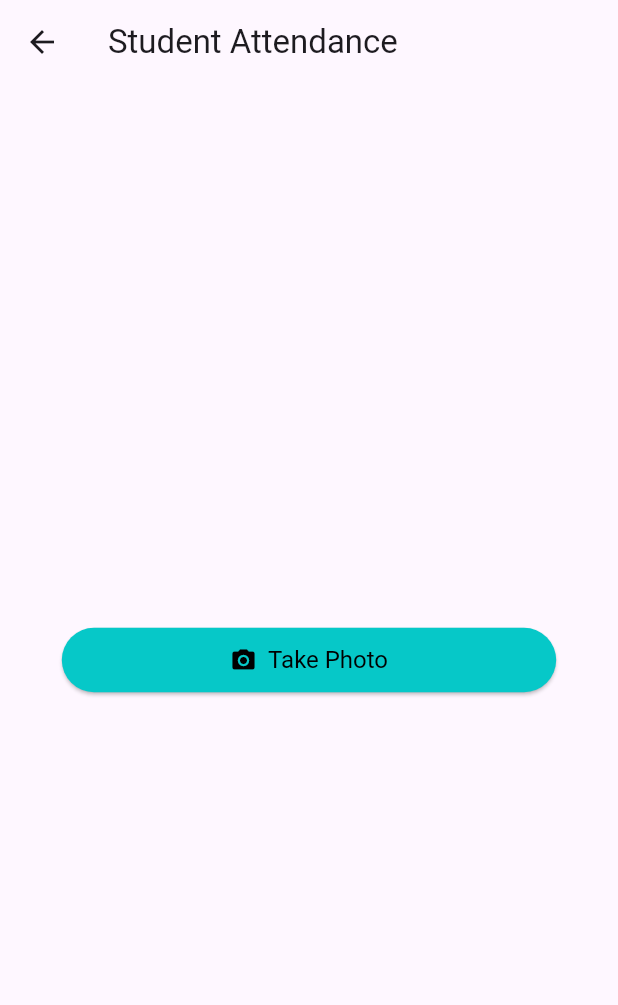
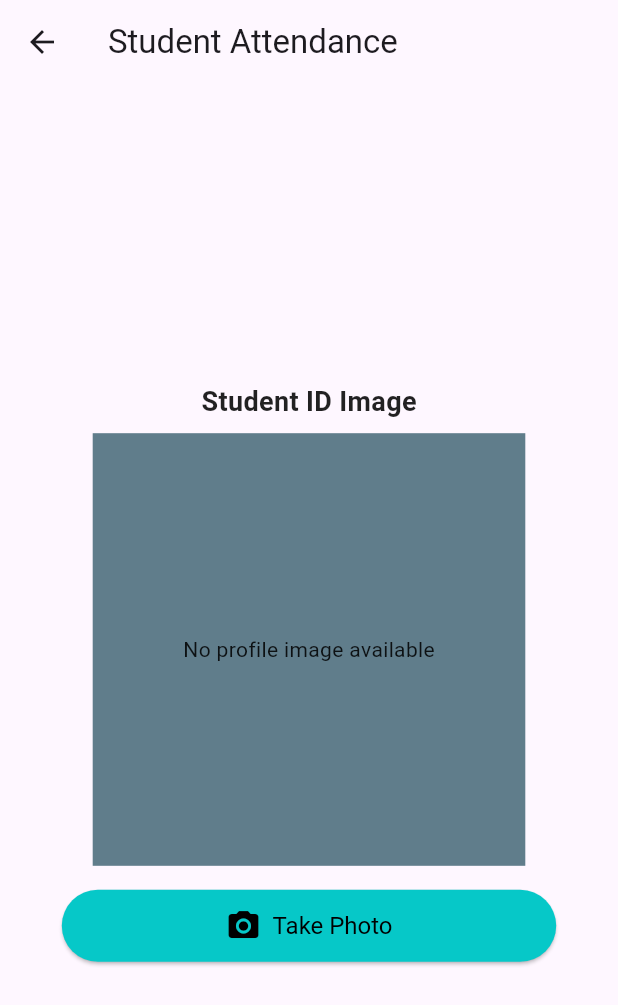
Before and after one commit to Mahfuz-00/bmet_attendance, a Flutter app: the AttendancePhotoScreen screen opened by its route, after a tap on "Take Photo", on a phone screen of 412 x 824 dp. Shown: the top 1005 px of the screen. Run offline on Flutter 3.47's test engine with Material 3 defaults, Android fonts, the phone set to English and light mode, and no system bars; our stand-ins replace flutter_image_compress, image_picker, shared_preferences; missing offline and left inert: pdfx, qr_code_scanner, read_pdf_text; accounts and stored records are empty.

Commit message:
Last Updated: 30th Jun 2025

```diff
--- a/lib/presentation/Screens/attendance_photo.dart
+++ b/lib/presentation/Screens/attendance_photo.dart
@@ -3,10 +3,12 @@ import 'package:image_picker/image_picker.dart';
 import 'package:http/http.dart' as http;
 import 'package:provider/provider.dart';
 import 'package:shared_preferences/shared_preferences.dart';
+import 'package:flutter_image_compress/flutter_image_compress.dart';
 import 'dart:typed_data';
 import '../../Common/Common/Config/Theme/app_colors.dart';
 import '../../Core/Core/Navigation/app_router.dart';
 import '../State Management/attendance_data_provider.dart';
+import 'package:http_parser/http_parser.dart';
 import 'dart:convert';
 
 class AttendancePhotoScreen extends StatefulWidget {
@@ -20,13 +22,50 @@ class _AttendancePhotoScreenState extends State<AttendancePhotoScreen> {
   Uint8List? _attendancePhoto;
   bool _isSubmitting = false;
 
+  Future<Uint8List?> _compressImage(Uint8List imageBytes, String imageType) async {
+    // Compressing the image to reduce size to under 5MB
+    Uint8List compressedBytes = imageBytes;
+    int quality = 85; // Initial quality (0-100)
+    const int maxSizeBytes = 5 * 1024 * 1024; // 5MB in bytes
+
+    print('Original $imageType size: ${compressedBytes.length / 1024 / 1024} MB');
+
+    while (compressedBytes.length > maxSizeBytes && quality > 10) {
+      compressedBytes = await FlutterImageCompress.compressWithList(
+        imageBytes,
+        minWidth: 1024, // Reduce resolution
+        minHeight: 1024,
+        quality: quality, // Adjust quality
+        format: imageType == 'profile' ? CompressFormat.png : CompressFormat.jpeg, // PNG for profile, JPEG for attendance
+      );
+      quality -= 10; // Reduce quality incrementally if still too large
+      print('Compressed $imageType size: ${compressedBytes.length / 1024 / 1024} MB, quality: $quality');
+    }
+
+    if (compressedBytes.length > maxSizeBytes) {
+      print('Warning: Could not compress $imageType below 5MB, current size: ${compressedBytes.length / 1024 / 1024} MB');
+      return null; // Return null if compression fails to meet size requirement
+    }
+
+    return compressedBytes;
+  }
+
   Future<void> _takePhoto() async {
     final picker = ImagePicker();
     final pickedFile = await picker.pickImage(source: ImageSource.camera);
     if (pickedFile != null) {
       final bytes = await pickedFile.readAsBytes();
+      // Compress the attendance photo
+      final compressedBytes = await _compressImage(bytes, 'attendance');
+      if (compressedBytes == null) {
+        ScaffoldMessenger.of(context).showSnackBar(
+          const SnackBar(content: Text('Failed to compress attendance photo below 5MB')),
+        );
+        return;
+      }
+
       setState(() {
-        _attendancePhoto = bytes;
+        _attendancePhoto = compressedBytes;
       });
     }
   }
@@ -51,22 +90,21 @@ class _AttendancePhotoScreenState extends State<AttendancePhotoScreen> {
       print('Profile Image: ${attendanceData.profileImages.isNotEmpty ? attendanceData.profileImages[0].image : 'No image'}');
       print('Attendance Photo bytes: ${_attendancePhoto!.length}, first bytes: ${_attendancePhoto!.sublist(0, 4)}');
 
-
       final prefs = await SharedPreferences.getInstance();
       final authToken = prefs.getString('auth_token');
       if (authToken == null || authToken.isEmpty) {
         throw Exception('Authentication token not found. Please log in again.');
       }
 
-
       final request = http.MultipartRequest(
         'POST',
-        Uri.parse('https://smartatn.touchandsolve.com/api/user/attendance'),
+        Uri.parse('http://qratn.alhadiexpress.com.bd/api/user/attendance'),
       );
 
       // Add Authorization header
       request.headers['Authorization'] = 'Bearer $authToken';
       print('AttendancePhoto: Authorization header set: Bearer $authToken');
+      request.headers['Content-Type'] = 'multipart/form-data';
 
       request.fields['name'] = attendanceData.extractedFields['Name'] ?? 'Not found';
       print('Fields: ${request.fields}');
@@ -122,25 +160,34 @@ class _AttendancePhotoScreenState extends State<AttendancePhotoScreen> {
           courseStartTime = courseTime;
         }
       }
-      request.fields['couse_start_time'] = courseStartTime;
+      request.fields['course_start_time'] = courseStartTime; // Fixed typo: 'couse' to 'course'
       print('Fields: ${request.fields}');
       request.fields['course_end_time'] = courseEndTime;
       print('Fields: ${request.fields}');
 
-      request.fields['institute_id'] = 'Not provided';
-      print('Fields: ${request.fields}');
-
-      // Validate profile image
+      // Validate and compress profile image
       if (attendanceData.profileImages.isNotEmpty) {
         final profileImage = attendanceData.profileImages[0].image;
         if (profileImage != null && profileImage.isNotEmpty) {
           // Check for PNG header (137, 80, 78, 71)
           if (profileImage.length >= 4 && profileImage[0] == 137 && profileImage[1] == 80 && profileImage[2] == 78 && profileImage[3] == 71) {
-            print('AttendancePhoto: Adding profile image, bytes: ${profileImage.length}, first bytes: ${profileImage.sublist(0, 4)}');
+            // Compress profile image
+            final compressedProfileImage = await _compressImage(profileImage, 'profile');
+            if (compressedProfileImage == null) {
+              ScaffoldMessenger.of(context).showSnackBar(
+                const SnackBar(content: Text('Failed to compress profile image below 5MB')),
+              );
+              setState(() {
+                _isSubmitting = false;
+              });
+              return;
+            }
+            print('AttendancePhoto: Adding profile image, bytes: ${compressedProfileImage.length}, first bytes: ${compressedProfileImage.sublist(0, 4)}');
             request.files.add(http.MultipartFile.fromBytes(
-              'photo',
-              profileImage,
-              filename: 'profile_photo.png',
+              'rg_photo',
+              compressedProfileImage,
+              filename: 'profile_image.png',
+              contentType: MediaType('image', 'png'),
             ));
           } else {
             print('AttendancePhoto: Profile image has invalid PNG header, bytes: ${profileImage.length}, first bytes: ${profileImage.sublist(0, profileImage.length < 4 ? profileImage.length : 4)}');
@@ -152,19 +199,30 @@ class _AttendancePhotoScreenState extends State<AttendancePhotoScreen> {
         print('AttendancePhoto: No profile image available');
       }
 
-      // Validate attendance photo
+      // Validate and add compressed attendance photo
+      if (_attendancePhoto != null) {
         print('AttendancePhoto: Adding attendance photo, bytes: ${_attendancePhoto!.length}, first bytes: ${_attendancePhoto!.sublist(0, 4)}');
         request.files.add(http.MultipartFile.fromBytes(
-        'attendance_photo',
+          'photo',
           _attendancePhoto!,
-        filename: 'attendance_photo.png',
+          filename: 'attendance_photo.jpg',
+          contentType: MediaType('image', 'jpeg'),
         ));
+      } else {
+        print('AttendancePhoto: No image Taken');
+      }
 
-      final response = await request.send();
+      // Log request details for debugging
+      print('Request headers: ${request.headers}');
+      print('Request fields: ${request.fields}');
+      print('Request files: ${request.files.length} files attached');
+
+      final response = await request.send().timeout(const Duration(seconds: 30));
       final responseBody = await response.stream.bytesToString();
       print('AttendancePhoto: Response status: ${response.statusCode}, body: $responseBody');
 
       if (response.statusCode == 200) {
+        print('Successfully Submitted: ${responseBody}');
         ScaffoldMessenger.of(context).showSnackBar(
           const SnackBar(content: Text('Attendance submitted successfully')),
         );
@@ -204,10 +262,28 @@ class _AttendancePhotoScreenState extends State<AttendancePhotoScreen> {
     }
   }
 
+  bool _canSubmit() {
+    // Check if both profile image and attendance photo are available and rendered
+    final attendanceData = Provider.of<AttendanceDataProvider>(context, listen: false);
+    return attendanceData.profileImages.isNotEmpty &&
+        attendanceData.profileImages[0].image != null &&
+        attendanceData.profileImages[0].image!.isNotEmpty &&
+        _attendancePhoto != null;
+  }
+
   @override
   Widget build(BuildContext context) {
     final screenWidth = MediaQuery.of(context).size.width;
     final attendanceData = Provider.of<AttendanceDataProvider>(context, listen: false);
+
+    // Define a unified button style to match the provided button
+    final buttonStyle = ElevatedButton.styleFrom(
+      backgroundColor: AppColors.accent,
+      disabledBackgroundColor: Colors.grey,
+      minimumSize: Size(screenWidth * 0.8, 0), // Match provided button: width only, no fixed height
+      padding: const EdgeInsets.symmetric(horizontal: 20, vertical: 12),
+      textStyle: const TextStyle(fontSize: 16),
+    );
 
     return Scaffold(
       appBar: AppBar(title: const Text('Student Attendance')),
@@ -216,7 +292,6 @@ class _AttendancePhotoScreenState extends State<AttendancePhotoScreen> {
           child: Column(
             mainAxisAlignment: MainAxisAlignment.center,
             children: [
-              if (_attendancePhoto != null) ...[
               // Profile Image
               Padding(
                 padding: const EdgeInsets.all(16.0),
@@ -264,7 +339,8 @@ class _AttendancePhotoScreenState extends State<AttendancePhotoScreen> {
                   ],
                 ),
               ),
-                // Attendance Image
+              // Attendance Image or Take Photo Button
+              if (_attendancePhoto != null) ...[
                 Padding(
                   padding: const EdgeInsets.all(16.0),
                   child: Column(
@@ -297,37 +373,47 @@ class _AttendancePhotoScreenState extends State<AttendancePhotoScreen> {
                     ],
                   ),
                 ),
+                // Retake Photo Button
+                ElevatedButton.icon(
+                  onPressed: _takePhoto,
+                  icon: const Icon(Icons.camera_alt, color: Colors.black, size: 24),
+                  label: const Text(
+                    'Retake Photo',
+                    style: TextStyle(color: Colors.black),
+                  ),
+                  style: buttonStyle,
+                ),
+                const SizedBox(height: 16),
               ] else
                 ElevatedButton.icon(
                   onPressed: _takePhoto,
-                  icon: const Icon(Icons.camera_alt, color: Colors.black),
+                  icon: const Icon(Icons.camera_alt, color: Colors.black, size: 24),
                   label: const Text(
                     'Take Photo',
                     style: TextStyle(color: Colors.black),
                   ),
-                  style: ElevatedButton.styleFrom(
-                    backgroundColor: AppColors.accent,
-                    minimumSize: Size(screenWidth * 0.8, 0),
-                    padding: const EdgeInsets.symmetric(horizontal: 20, vertical: 12),
-                    textStyle: const TextStyle(fontSize: 16),
+                  style: buttonStyle,
                 ),
-                ),
+              // Submit Button
               if (_attendancePhoto != null) ...[
                 const SizedBox(height: 16),
-                ElevatedButton(
-                  onPressed: _isSubmitting ? null : _submitAttendance,
-                  child: _isSubmitting
-                      ? const CircularProgressIndicator(color: AppColors.accent)
-                      : const Text(
+                ElevatedButton.icon(
+                  onPressed: _canSubmit() && !_isSubmitting ? _submitAttendance : null,
+                  icon: _isSubmitting
+                      ? const SizedBox(
+                    width: 24,
+                    height: 24,
+                    child: CircularProgressIndicator(
+                      color: AppColors.accent,
+                      strokeWidth: 2,
+                    ),
+                  )
+                      : const Icon(Icons.check, color: Colors.black, size: 24),
+                  label: const Text(
                     'Submit Student Attendance',
                     style: TextStyle(color: AppColors.textPrimary),
                   ),
-                  style: ElevatedButton.styleFrom(
-                    backgroundColor: AppColors.accent,
-                    minimumSize: Size(screenWidth * 0.8, 0),
-                    padding: const EdgeInsets.symmetric(horizontal: 20, vertical: 12),
-                    textStyle: const TextStyle(fontSize: 16),
-                  ),
+                  style: buttonStyle,
                 ),
                 const SizedBox(height: 16),
               ],
--- a/lib/presentation/Screens/log_in.dart
+++ b/lib/presentation/Screens/log_in.dart
@@ -26,7 +26,7 @@ class _LoginPageState extends State<LoginPage> {
 
     try {
       final response = await http.post(
-        Uri.parse('https://smartatn.touchandsolve.com/api/login'),
+        Uri.parse('http://qratn.alhadiexpress.com.bd/api/login'),
         headers: {'Content-Type': 'application/json'},
         body: jsonEncode({
           'email': _emailController.text.trim(),
--- a/pubspec.yaml
+++ b/pubspec.yaml
@@ -48,6 +48,7 @@ dependencies:
   rename_app:
   flutter_launcher_icons:
   shared_preferences:
+  flutter_image_compress:
 
 
 
```
Also changed, not shown: lib/presentation/Screens/qrscanner.dart (+16 -0 lines), pubspec.lock, 4 other files. Lines whose indentation alone changed are shown as unchanged.
